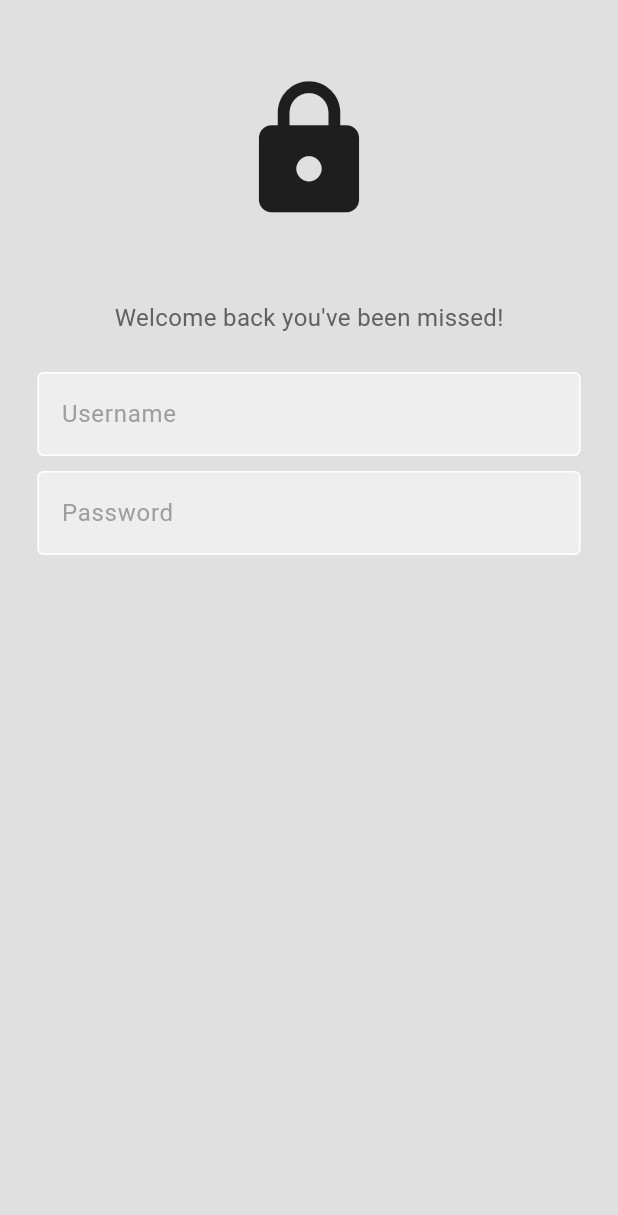
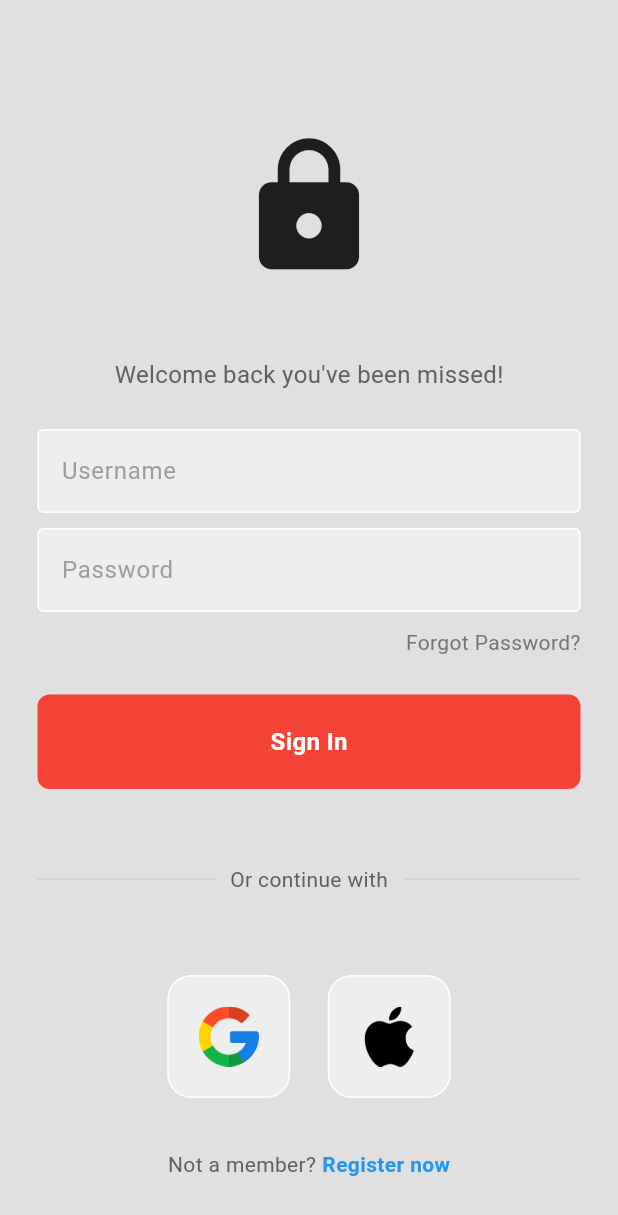
Before and after one commit to V4nshaj/App_flutter, a Flutter app: the screen it shows after launch, on a phone screen of 412 x 824 dp. Shown: the top 1215 px of the screen. Run offline on Flutter 3.47's test engine with Material 3 defaults, Android fonts, the phone set to English and light mode, and no system bars; our stand-ins replace animated_text_kit, awesome_notifications, cloud_firestore, firebase_auth, firebase_core, firebase_database and 8 more; missing offline and left inert: awesome_notifications_fcm, dart:ffi, workmanager; accounts and stored records are empty.

Commit message:
Created Signin

```diff
--- a/shopazon/lib/screens/signin_screen.dart
+++ b/shopazon/lib/screens/signin_screen.dart
@@ -1,4 +1,6 @@
 import 'package:flutter/material.dart';
+import 'package:shopazon/widgets/sign_button.dart';
+import 'package:shopazon/widgets/square_tile.dart';
 import 'package:shopazon/widgets/text_field.dart';
 
 class SigninScreen extends StatelessWidget {
@@ -8,6 +10,9 @@ class SigninScreen extends StatelessWidget {
   final usernameController = TextEditingController();
   final passwordController = TextEditingController();
 
+  //signuser
+  void signUserIn() {}
+
   @override
   Widget build(BuildContext context) {
     return Scaffold(
@@ -15,6 +20,7 @@ class SigninScreen extends StatelessWidget {
       body: SafeArea(
         child: Center(
           child: Column(
+            mainAxisAlignment: MainAxisAlignment.center,
             children: [
               const SizedBox(
                 height: 50,
@@ -46,6 +52,95 @@ class SigninScreen extends StatelessWidget {
                 hintText: 'Password',
                 obscureText: true,
               ),
+              const SizedBox(
+                height: 10,
+              ),
+              Padding(
+                padding: const EdgeInsets.symmetric(horizontal: 25.0),
+                child: Row(
+                  mainAxisAlignment: MainAxisAlignment.end,
+                  children: [
+                    Text(
+                      'Forgot Password?',
+                      style: TextStyle(
+                        color: Colors.grey[600],
+                      ),
+                    ),
+                  ],
+                ),
+              ),
+              const SizedBox(
+                height: 25,
+              ),
+              SignButton(
+                onTap: signUserIn,
+              ),
+              SizedBox(
+                height: 50,
+              ),
+              Padding(
+                padding: const EdgeInsets.symmetric(horizontal: 25),
+                child: Row(
+                  children: [
+                    Expanded(
+                      child: Divider(
+                        thickness: 0.5,
+                        color: Colors.grey[400],
+                      ),
+                    ),
+                    Padding(
+                      padding: const EdgeInsets.symmetric(horizontal: 10),
+                      child: Text(
+                        'Or continue with',
+                        style: TextStyle(color: Colors.grey[700]),
+                      ),
+                    ),
+                    Expanded(
+                      child: Divider(
+                        thickness: 0.5,
+                        color: Colors.grey[400],
+                      ),
+                    ),
+                  ],
+                ),
+              ),
+              const SizedBox(
+                height: 20,
+              ),
+              const Row(
+                mainAxisAlignment: MainAxisAlignment.center,
+                children: [
+                  SquareTile(
+                    imagePath: 'assets/images/google.png',
+                  ),
+                  SizedBox(
+                    width: 25,
+                  ),
+                  SquareTile(
+                    imagePath: 'assets/images/apple.png',
+                  ),
+                  SizedBox(
+                    height: 150,
+                  ),
+                ],
+              ),
+              Row(
+                mainAxisAlignment: MainAxisAlignment.center,
+                children: [
+                  Text(
+                    'Not a member?',
+                    style: TextStyle(color: Colors.grey[700]),
+                  ),
+                  const SizedBox(
+                    width: 4,
+                  ),
+                  const Text(
+                    'Register now',
+                    style: TextStyle(
+                        color: Colors.blue, fontWeight: FontWeight.bold),
+                  ),
+                ],
+              ),
             ],
           ),
         ),
--- /dev/null
+++ b/shopazon/lib/widgets/sign_button.dart
@@ -0,0 +1,29 @@
+import 'package:flutter/material.dart';
+
+class SignButton extends StatelessWidget {
+  final Function()? onTap;
+
+  const SignButton({super.key, required this.onTap});
+
+  @override
+  Widget build(BuildContext context) {
+    return GestureDetector(
+      onTap: onTap,
+      child: Container(
+        padding: const EdgeInsets.all(20.0),
+        margin: const EdgeInsets.symmetric(horizontal: 25),
+        decoration: BoxDecoration(
+          color: Colors.red,
+          borderRadius: BorderRadius.circular(8),
+        ),
+        child: const Center(
+          child: Text(
+            'Sign In',
+            style: TextStyle(
+                color: Colors.white, fontWeight: FontWeight.bold, fontSize: 16),
+          ),
+        ),
+      ),
+    );
+  }
+}
--- /dev/null
+++ b/shopazon/lib/widgets/square_tile.dart
@@ -0,0 +1,22 @@
+import 'package:flutter/material.dart';
+
+class SquareTile extends StatelessWidget {
+  final String imagePath;
+  const SquareTile({super.key, required this.imagePath});
+
+  @override
+  Widget build(BuildContext context) {
+    return Container(
+      padding: EdgeInsets.all(20),
+      decoration: BoxDecoration(
+        border: Border.all(color: Colors.white),
+        borderRadius: BorderRadius.circular(16),
+        color: Colors.grey[200],
+      ),
+      child: Image.asset(
+        imagePath,
+        height: 40,
+      ),
+    );
+  }
+}
--- a/shopazon/pubspec.yaml
+++ b/shopazon/pubspec.yaml
@@ -19,4 +19,4 @@ flutter:
   uses-material-design: true
 
   assets:
-    - images/
+    - assets/images/
```
